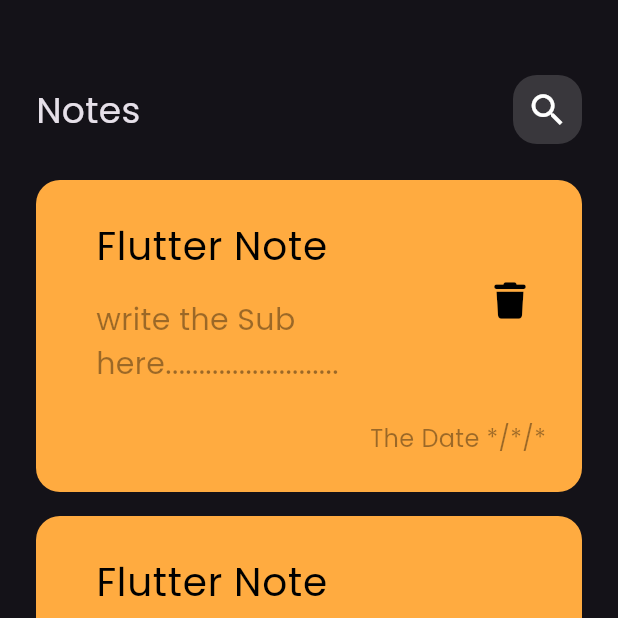
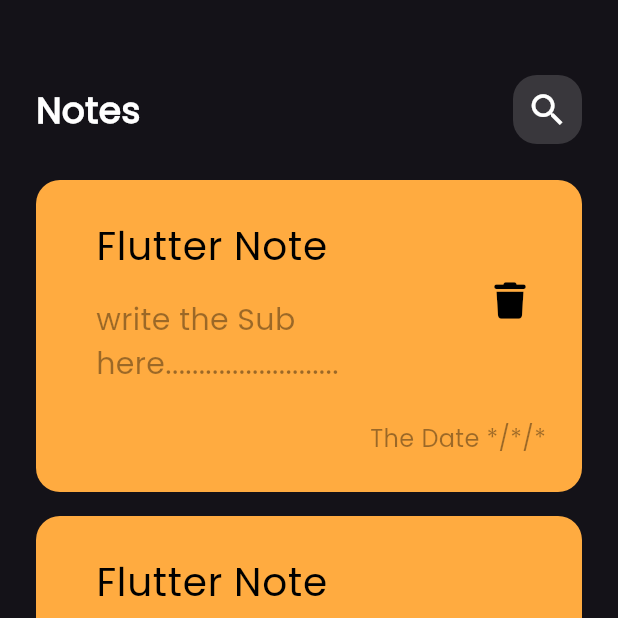
Before and after one commit to ahmedFarouk-code/notes_app, a Flutter app: the screen it shows after launch, on a phone screen of 412 x 824 dp, the top half of it. Run offline on Flutter 3.47's test engine with Material 3 defaults, Android fonts, the phone set to English and light mode, and no system bars; our stand-ins replace font_awesome_flutter.

Commit message:
add custom app bar to edit note view

```diff
--- a/lib/widgets/add_note_bottom_sheet.dart
+++ b/lib/widgets/add_note_bottom_sheet.dart
@@ -1,5 +1,5 @@
 import 'package:flutter/material.dart';
-import 'package:notes_app/widgets/custom_Buttom.dart';
+import 'package:notes_app/widgets/custom_buttom.dart';
 import 'package:notes_app/widgets/custom_text_filed.dart';
 
 class AddNoteBottomSheet extends StatelessWidget {
--- a/lib/widgets/custom_app_bar.dart
+++ b/lib/widgets/custom_app_bar.dart
@@ -2,15 +2,25 @@ import 'package:flutter/material.dart';
 import 'package:notes_app/widgets/custom_icon.dart';
 
 class CustomAppBar extends StatelessWidget {
-  const CustomAppBar({super.key});
+  const CustomAppBar({super.key, required this.title, required this.icon});
+  final String title;
+  final IconData icon;
 
   @override
   Widget build(BuildContext context) {
     return Row(
-      children: const [
-        Text('Notes', style: TextStyle(fontSize: 24)),
-        Spacer(),
-        CustomSearchIcon(),
+      mainAxisAlignment: MainAxisAlignment.spaceBetween,
+      children: [
+        Text(
+          title,
+          style: TextStyle(
+            fontSize: 24,
+            fontWeight: FontWeight.bold,
+            color: Colors.white,
+          ),
+        ),
+
+        CustomIcon(icon: icon),
       ],
     );
   }
--- a/lib/widgets/custom_icon.dart
+++ b/lib/widgets/custom_icon.dart
@@ -1,8 +1,8 @@
 import 'package:flutter/material.dart';
 
-class CustomSearchIcon extends StatelessWidget {
-  const CustomSearchIcon({super.key});
-
+class CustomIcon extends StatelessWidget {
+  const CustomIcon({super.key, required this.icon});
+  final IconData icon;
   @override
   Widget build(BuildContext context) {
     return Container(
@@ -13,7 +13,7 @@ class CustomSearchIcon extends StatelessWidget {
         color: Colors.white.withAlpha(40),
         borderRadius: BorderRadius.circular(16),
       ),
-      child: const Center(child: Icon(Icons.search, size: 28)),
+      child: Center(child: Icon(icon, size: 28)),
     );
   }
 }
--- a/lib/widgets/edit_note_view_body.dart
+++ b/lib/widgets/edit_note_view_body.dart
@@ -1,10 +1,19 @@
 import 'package:flutter/material.dart';
+import 'package:notes_app/widgets/custom_app_bar.dart';
 
 class EditNoteViewBody extends StatelessWidget {
   const EditNoteViewBody({super.key});
 
   @override
   Widget build(BuildContext context) {
-    return Container();
+    return Padding(
+      padding: const EdgeInsets.symmetric(horizontal: 24),
+      child: Column(
+        children: const [
+          SizedBox(height: 50),
+          CustomAppBar(title: 'Edit Note', icon: Icons.check),
+        ],
+      ),
+    );
   }
 }
--- a/lib/widgets/notes_view_body.dart
+++ b/lib/widgets/notes_view_body.dart
@@ -13,7 +13,7 @@ class NotesViewBody extends StatelessWidget {
       child: const Column(
         children: [
           SizedBox(height: 50),
-          CustomAppBar(),
+          CustomAppBar(title: 'Notes', icon: Icons.search),
           Expanded(child: NotesListView()),
         ],
       ),
```
